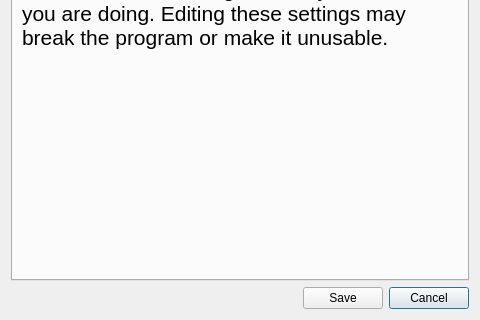
Above: ui/advancedSettings.ui from ultravideo/uvgComm before the change; both pictures show x 0 to 480 and y 320 to 640 of the 480 by 640 pixel window. Below: the same form after it.
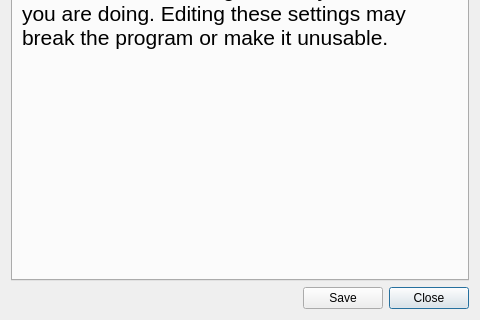
That is the form after the change.

Commit message: [Settings] (feature_change) Saving settings no longer closes the settings window. Now the encoder settings can be changed without aving to start settings again.

What changed in the file:
```diff
--- a/ui/advancedSettings.ui
+++ b/ui/advancedSettings.ui
@@ -30,7 +30,7 @@
    <item row="2" column="2">
     <widget class="QPushButton" name="advanced_cancel">
      <property name="text">
-      <string>Cancel</string>
+      <string>Close</string>
      </property>
     </widget>
    </item>
```
Left out of the diff: 4 changed lines with no effect on the pictures. The commit also changes 5 other files.
